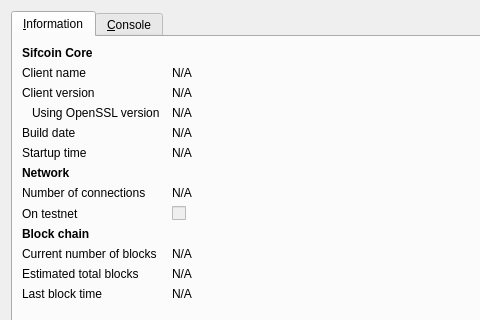
This is src/qt/forms/rpcconsole.ui in quark-project/quark as Qt 5 draws it before an edit; both pictures show x 0 to 480 and y 0 to 320 of the 740 by 491 pixel window. The edited form follows.
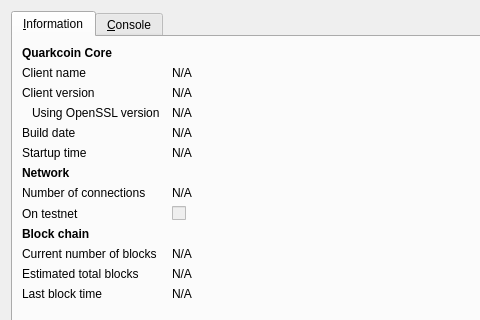
This is the edited form. The open tabs and pages were chosen to show the change. Icons and pictures are not drawn.

Patch:
```diff
--- a/src/qt/forms/rpcconsole.ui
+++ b/src/qt/forms/rpcconsole.ui
@@ -36,7 +36,7 @@
           </font>
          </property>
          <property name="text">
-          <string>Sifcoin Core</string>
+          <string>Quarkcoin Core</string>
          </property>
         </widget>
        </item>
```
Left out of the diff: 6 changed lines with no effect on the pictures.
